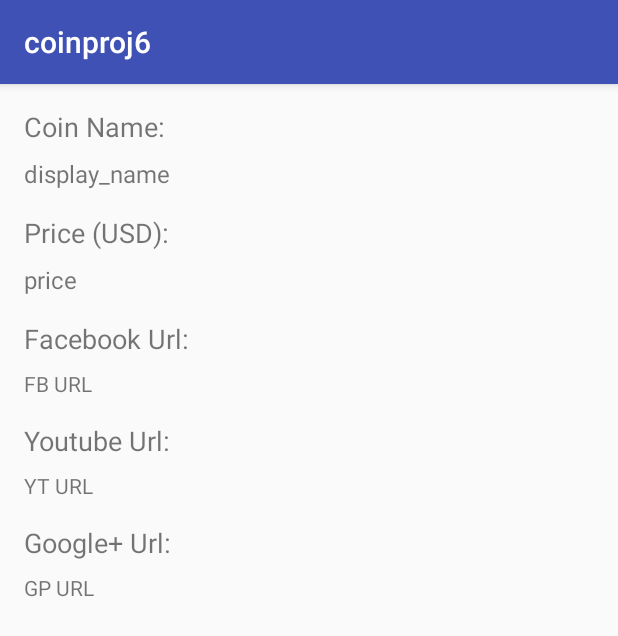
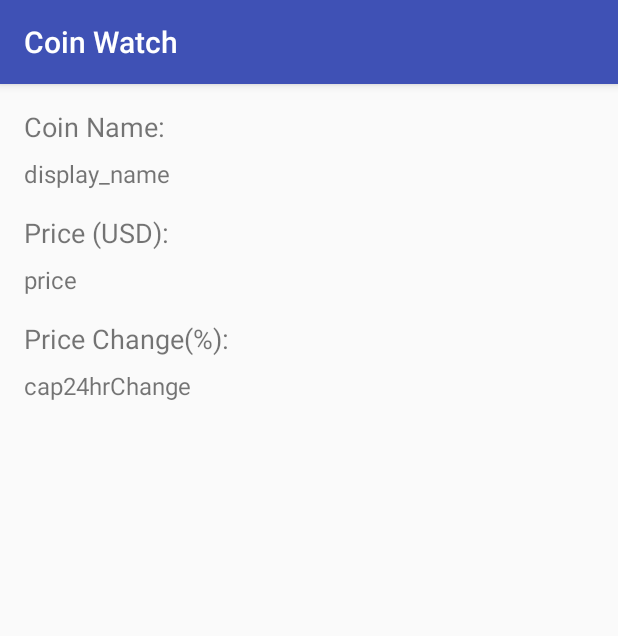
Before and after one commit to BPeretz95/coinproj, an Android app: the screen it shows after launch (MainActivity), on a phone screen of 412 x 824 dp. Shown: the top 636 px of the screen. Run offline under Robolectric (Android 15) with nearby library versions, the phone set to English and light mode, and no system bars; our stand-ins replace Volley; network calls fail.

Commit message:
Fixed json data and added price change

```diff
--- a/app/src/main/java/com/example/bar/coinproj6/MainActivity.java
+++ b/app/src/main/java/com/example/bar/coinproj6/MainActivity.java
@@ -18,9 +18,9 @@ public class MainActivity extends AppCompatActivity {
 
     RequestQueue rq;
 
-    TextView   fbURLText, youtubeURLText, googlePlusURLText, nameText, priceText;
+    TextView   nameText, priceText, changeText;
 
-    String  facebookURL, youtubeURL, gplusURL, display_name, price;
+    String  display_name, price, cap24hrChange;
 
     String url ="https://coincap.io/page/BTC";
 
@@ -33,9 +33,8 @@ public class MainActivity extends AppCompatActivity {
 
         nameText = (TextView) findViewById(R.id.textCoin);
         priceText = (TextView) findViewById(R.id.textPrice);
-        fbURLText = (TextView) findViewById(R.id.textfacebookurl);
-        youtubeURLText = (TextView) findViewById(R.id.textyoutubeurl);
-        googlePlusURLText = findViewById(R.id.textgplusurl);
+        changeText = (TextView) findViewById(R.id.priceChange);
+
 
         sendjsonrequest();
 
@@ -49,15 +48,12 @@ public class MainActivity extends AppCompatActivity {
                 try {
                     display_name = response.getString("display_name");
                     price = response.getString("price");
-                    facebookURL = response.getString("facebook");
-                    youtubeURL = response.getString("youtube");
-                    gplusURL = response.getString("googleplus");
+                    cap24hrChange = response.getString("cap24hrChange");
 
                     nameText.setText(display_name);
                     priceText.setText(price);
-                    fbURLText.setText(facebookURL);
-                    youtubeURLText.setText(youtubeURL);
-                    googlePlusURLText.setText(gplusURL);
+                    changeText.setText(cap24hrChange);
+
 
                 } catch (JSONException e) {
                     e.printStackTrace();
--- a/app/src/main/res/layout/activity_main.xml
+++ b/app/src/main/res/layout/activity_main.xml
@@ -37,45 +37,20 @@
         android:layout_height="wrap_content" />
 
     <TextView
-        android:text="Facebook Url:"
+        android:text="Price Change(%): "
         android:textSize="18sp"
         android:layout_marginTop="16dp"
         android:layout_width="match_parent"
         android:layout_height="wrap_content" />
 
     <TextView
-        android:id="@+id/textfacebookurl"
-        android:text="FB URL"
+        android:id="@+id/priceChange"
+        android:textSize="16sp"
+        android:text="cap24hrChange"
         android:layout_marginTop="8dp"
         android:layout_width="match_parent"
         android:layout_height="wrap_content" />
 
-    <TextView
-        android:text="Youtube Url:"
-        android:textSize="18sp"
-        android:layout_marginTop="16dp"
-        android:layout_width="match_parent"
-        android:layout_height="wrap_content" />
 
-    <TextView
-        android:id="@+id/textyoutubeurl"
-        android:text="YT URL"
-        android:layout_marginTop="8dp"
-        android:layout_width="match_parent"
-        android:layout_height="wrap_content" />
-
-    <TextView
-        android:text="Google+ Url:"
-        android:textSize="18sp"
-        android:layout_marginTop="16dp"
-        android:layout_width="match_parent"
-        android:layout_height="wrap_content" />
-
-    <TextView
-        android:id="@+id/textgplusurl"
-        android:text="GP URL"
-        android:layout_marginTop="8dp"
-        android:layout_width="match_parent"
-        android:layout_height="wrap_content" />
 
 </LinearLayout>
--- a/app/src/main/res/values/colors.xml
+++ b/app/src/main/res/values/colors.xml
@@ -3,4 +3,5 @@
     <color name="colorPrimary">#3F51B5</color>
     <color name="colorPrimaryDark">#303F9F</color>
     <color name="colorAccent">#FF4081</color>
+    <color name="background">#FF0000</color>
 </resources>
--- a/app/src/main/res/values/strings.xml
+++ b/app/src/main/res/values/strings.xml
@@ -1,4 +1,4 @@
 <resources>
-    <string name="app_name">coinproj6</string>
+    <string name="app_name">Coin Watch</string>
     <string name="name">"@+id/textCoin"</string>
 </resources>
```
